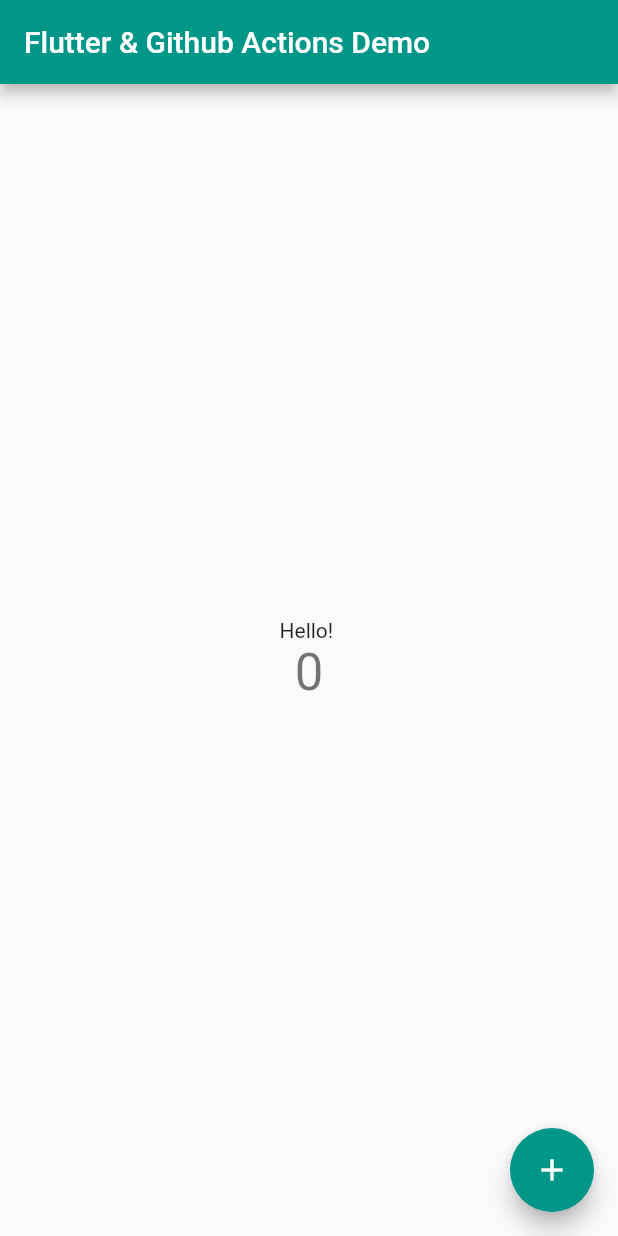
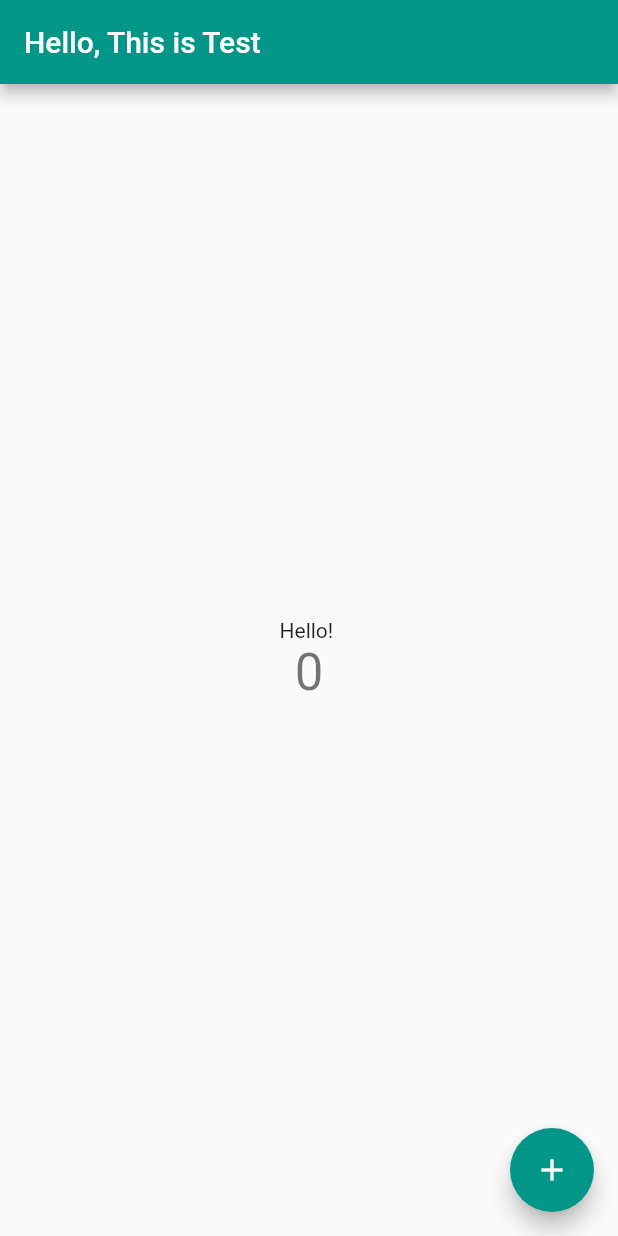
Before and after one commit to dragonballcapital/flutter_github_actions, a Flutter app: the screen it shows after launch, on a phone screen of 412 x 824 dp. Run offline on Flutter 3.47's test engine with Material 2 defaults, Android fonts, the phone set to English and light mode, and no system bars.

Commit message:
Update main.dart

```diff
--- a/lib/main.dart
+++ b/lib/main.dart
@@ -24,7 +24,7 @@
         // is not restarted.
         primarySwatch: Colors.teal,
       ),
-      home: const MyHomePage(title: 'Flutter & Github Actions Demo'),
+      home: const MyHomePage(title: 'Hello, This is Test'),
     );
   }
 }
```
